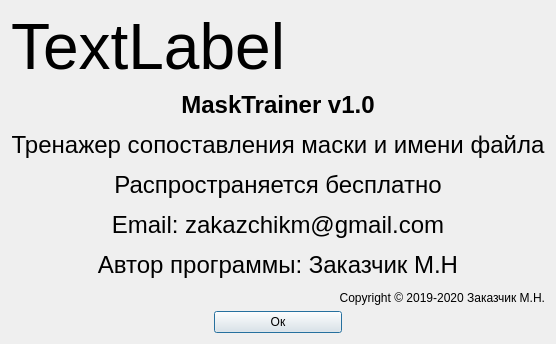
Qt form widgets/aboutDialog.ui (s4lat/mask_trainer) before a commit.
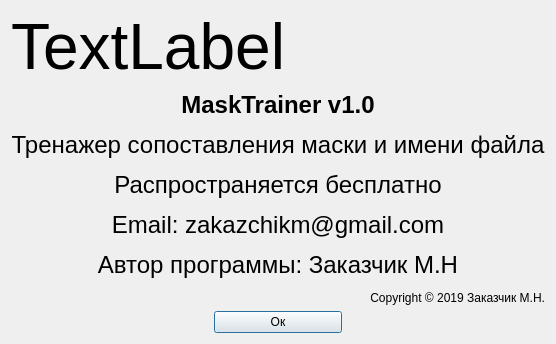
The same form after that commit.

```diff
--- a/widgets/aboutDialog.ui
+++ b/widgets/aboutDialog.ui
@@ -19,7 +19,7 @@
      <item>
       <widget class="QLabel" name="label">
        <property name="text">
-        <string>&lt;html&gt;&lt;head/&gt;&lt;body&gt;&lt;p align=&quot;center&quot;&gt;&lt;span style=&quot; font-size:18pt; font-weight:600;&quot;&gt;MaskTrainer v1.0&lt;/span&gt;&lt;/p&gt;&lt;p align=&quot;center&quot;&gt;&lt;span style=&quot; font-size:18pt;&quot;&gt;Тренажер сопоставления маски и имени файла&lt;/span&gt;&lt;/p&gt;&lt;p align=&quot;center&quot;&gt;&lt;span style=&quot; font-size:18pt;&quot;&gt;Распространяется бесплатно&lt;/span&gt;&lt;/p&gt;&lt;p align=&quot;center&quot;&gt;&lt;span style=&quot; font-size:18pt;&quot;&gt;Email: zakazchikm@gmail.com&lt;/span&gt;&lt;/p&gt;&lt;p align=&quot;center&quot;&gt;&lt;span style=&quot; font-size:18pt;&quot;&gt;Автор программы: Заказчик М.Н&lt;/span&gt;&lt;/p&gt;&lt;p align=&quot;right&quot;&gt;&lt;span style=&quot; font-family:'AppleSDGothicNeo-Regular,lucida grande,tahoma,verdana,arial,sans-serif,AppleColorEmoji,Apple Color Emoji,Segoe UI Emoji,Segoe UI Symbol,NotoColorEmoji,EmojiSymbols,Symbola,Noto,Android Emoji,AndroidEmoji,Arial Unicode MS,Zapf Dingbats'; font-size:12px; color:#000000;&quot;&gt;Copyright © 2019-2020 Заказчик М.Н.&lt;/span&gt;&lt;/p&gt;&lt;/body&gt;&lt;/html&gt;</string>
+        <string>&lt;html&gt;&lt;head/&gt;&lt;body&gt;&lt;p align=&quot;center&quot;&gt;&lt;span style=&quot; font-size:18pt; font-weight:600;&quot;&gt;MaskTrainer v1.0&lt;/span&gt;&lt;/p&gt;&lt;p align=&quot;center&quot;&gt;&lt;span style=&quot; font-size:18pt;&quot;&gt;Тренажер сопоставления маски и имени файла&lt;/span&gt;&lt;/p&gt;&lt;p align=&quot;center&quot;&gt;&lt;span style=&quot; font-size:18pt;&quot;&gt;Распространяется бесплатно&lt;/span&gt;&lt;/p&gt;&lt;p align=&quot;center&quot;&gt;&lt;span style=&quot; font-size:18pt;&quot;&gt;Email: zakazchikm@gmail.com&lt;/span&gt;&lt;/p&gt;&lt;p align=&quot;center&quot;&gt;&lt;span style=&quot; font-size:18pt;&quot;&gt;Автор программы: Заказчик М.Н&lt;/span&gt;&lt;/p&gt;&lt;p align=&quot;right&quot;&gt;&lt;span style=&quot; font-family:'AppleSDGothicNeo-Regular,lucida grande,tahoma,verdana,arial,sans-serif,AppleColorEmoji,Apple Color Emoji,Segoe UI Emoji,Segoe UI Symbol,NotoColorEmoji,EmojiSymbols,Symbola,Noto,Android Emoji,AndroidEmoji,Arial Unicode MS,Zapf Dingbats'; font-size:12px; color:#000000;&quot;&gt;Copyright © 2019 Заказчик М.Н.&lt;/span&gt;&lt;/p&gt;&lt;/body&gt;&lt;/html&gt;</string>
        </property>
       </widget>
      </item>
```
